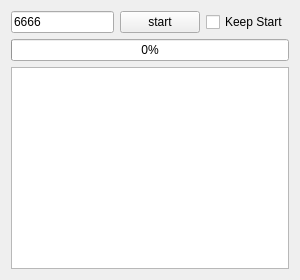
The window that Server/server.ui (shengyu7697/QtFileTransfer) describes before a commit, drawn with Qt 5.
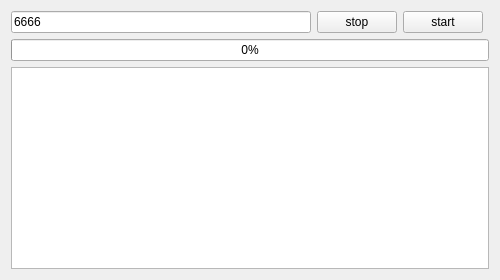
The same window after the commit.

Commit message: Add stop button

What changed in the file:
```diff
--- a/Server/server.ui
+++ b/Server/server.ui
@@ -6,7 +6,7 @@
    <rect>
     <x>0</x>
     <y>0</y>
-    <width>300</width>
+    <width>500</width>
     <height>280</height>
    </rect>
   </property>
@@ -14,20 +14,13 @@
    <string>Server</string>
   </property>
   <layout class="QGridLayout" name="gridLayout">
-   <item row="0" column="1">
+   <item row="0" column="2">
     <widget class="QPushButton" name="startButton">
      <property name="text">
       <string>start</string>
      </property>
     </widget>
    </item>
-   <item row="1" column="0" colspan="3">
-    <widget class="QProgressBar" name="serverProgressBar">
-     <property name="value">
-      <number>0</number>
-     </property>
-    </widget>
-   </item>
    <item row="0" column="0">
     <widget class="QLineEdit" name="portLineEdit">
      <property name="text">
@@ -35,16 +28,23 @@
      </property>
     </widget>
    </item>
-   <item row="0" column="2">
-    <widget class="QCheckBox" name="keepStart">
-     <property name="text">
-      <string>Keep Start</string>
+   <item row="1" column="0" colspan="4">
+    <widget class="QProgressBar" name="serverProgressBar">
+     <property name="value">
+      <number>0</number>
      </property>
     </widget>
    </item>
-   <item row="2" column="0" colspan="3">
+   <item row="2" column="0" colspan="4">
     <widget class="QTextBrowser" name="textBrowser"/>
    </item>
+   <item row="0" column="1">
+    <widget class="QPushButton" name="stopButton">
+     <property name="text">
+      <string>stop</string>
+     </property>
+    </widget>
+   </item>
   </layout>
  </widget>
  <layoutdefault spacing="6" margin="11"/>
```
The commit also changes 5 other files.
